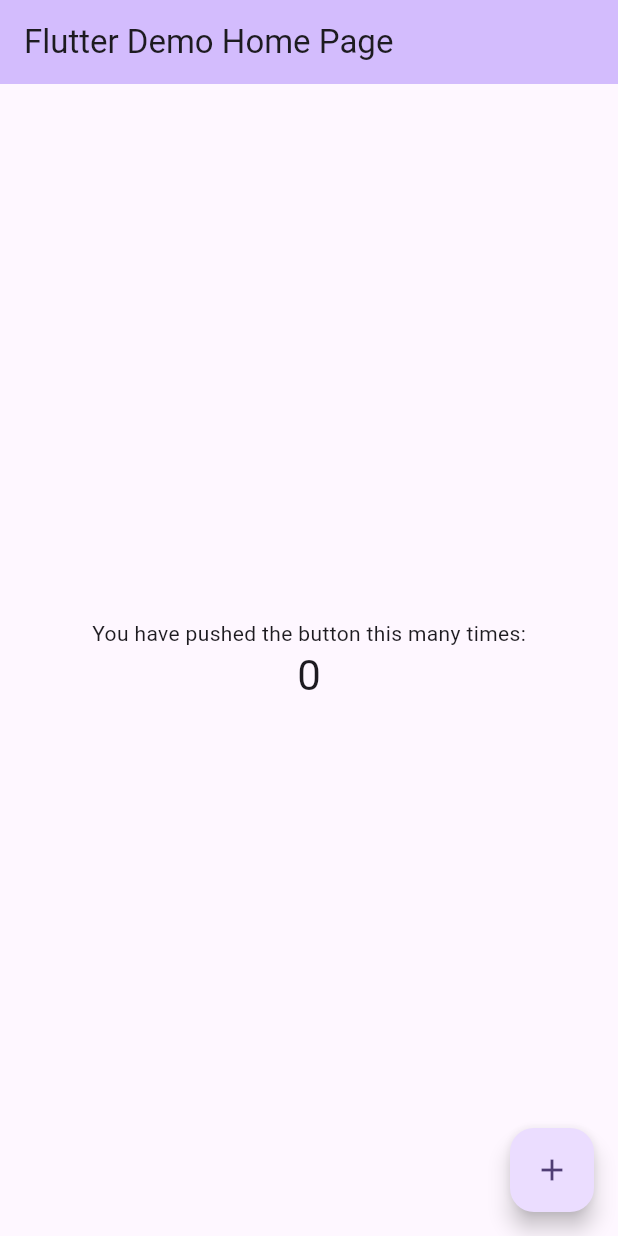
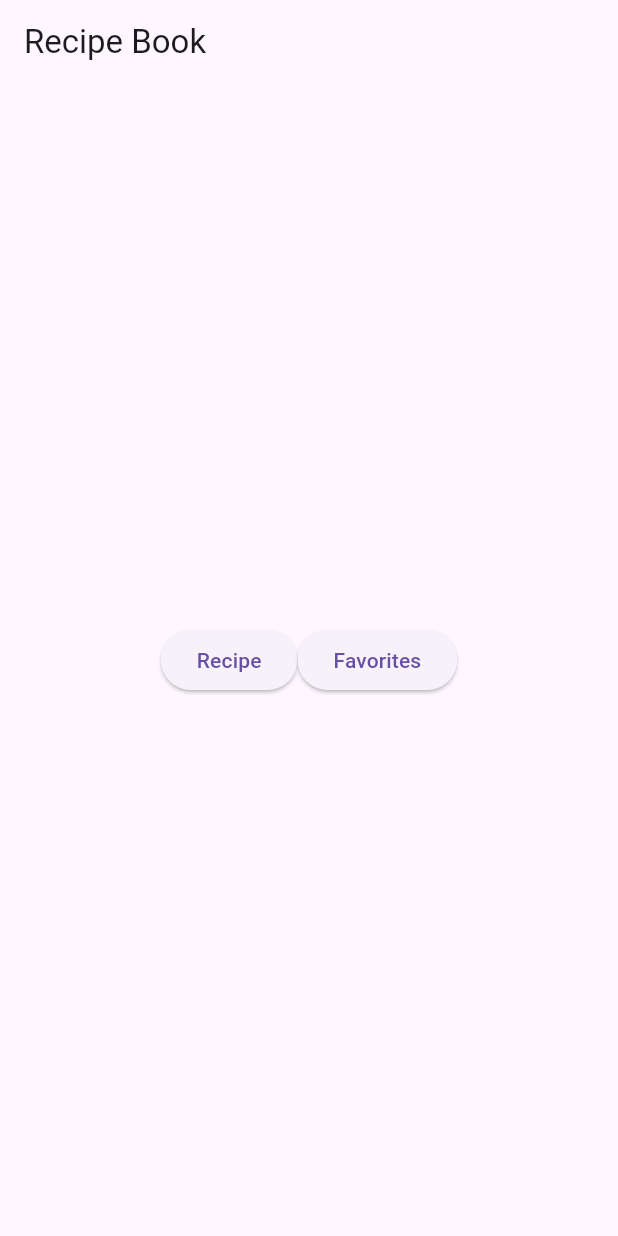
Before and after one commit to frastydragon/Recipe, a Flutter app: the screen it shows after launch, on a phone screen of 412 x 824 dp. Run offline on Flutter 3.47's test engine with Material 3 defaults, Android fonts, the phone set to English and light mode, and no system bars.

Commit message:
Added the 3 screens and the buttons to go back and forth between the three screens

```diff
--- a/recipe_book/lib/main.dart
+++ b/recipe_book/lib/main.dart
@@ -1,125 +1,92 @@
 import 'package:flutter/material.dart';
 
 void main() {
-  runApp(const MyApp());
+  //runApp(const HomeScreen());
+  runApp(const MaterialApp(
+  title: 'Navigation Basics',
+  home: HomeScreen(),
+  ));
 }
 
-class MyApp extends StatelessWidget {
-  const MyApp({super.key});
+class HomeScreen extends StatelessWidget {
+  const HomeScreen({super.key});
 
-  // This widget is the root of your application.
   @override
   Widget build(BuildContext context) {
-    return MaterialApp(
-      title: 'Flutter Demo',
-      theme: ThemeData(
-        // This is the theme of your application.
-        //
-        // TRY THIS: Try running your application with "flutter run". You'll see
-        // the application has a purple toolbar. Then, without quitting the app,
-        // try changing the seedColor in the colorScheme below to Colors.green
-        // and then invoke "hot reload" (save your changes or press the "hot
-        // reload" button in a Flutter-supported IDE, or press "r" if you used
-        // the command line to start the app).
-        //
-        // Notice that the counter didn't reset back to zero; the application
-        // state is not lost during the reload. To reset the state, use hot
-        // restart instead.
-        //
-        // This works for code too, not just values: Most code changes can be
-        // tested with just a hot reload.
-        colorScheme: ColorScheme.fromSeed(seedColor: Colors.deepPurple),
-        useMaterial3: true,
+    return Scaffold(
+      appBar: AppBar(
+        title: const Text(textAlign: TextAlign.center, 'Recipe Book'),
       ),
-      home: const MyHomePage(title: 'Flutter Demo Home Page'),
+      body: Center(
+        child: Row(
+          mainAxisAlignment: MainAxisAlignment.center,
+          children: <Widget>[
+            ElevatedButton(
+              onPressed: () {
+                Navigator.push(
+                context,
+                MaterialPageRoute(builder: (context) => const DetailScreen()),
+                );
+              },
+              child:  const Text('Recipe'),
+            ),
+
+            ElevatedButton(
+              child: const Text('Favorites'),
+              onPressed: () {
+                Navigator.push(
+                  context,
+                  MaterialPageRoute(builder: (context) => const FavoriteScreen()),
+                );
+              },
+            ) ,
+          ]
+        ),
+      )
     );
   }
 }
 
-class MyHomePage extends StatefulWidget {
-  const MyHomePage({super.key, required this.title});
-
-  // This widget is the home page of your application. It is stateful, meaning
-  // that it has a State object (defined below) that contains fields that affect
-  // how it looks.
-
-  // This class is the configuration for the state. It holds the values (in this
-  // case the title) provided by the parent (in this case the App widget) and
-  // used by the build method of the State. Fields in a Widget subclass are
-  // always marked "final".
-
-  final String title;
-
-  @override
-  State<MyHomePage> createState() => _MyHomePageState();
-}
-
-class _MyHomePageState extends State<MyHomePage> {
-  int _counter = 0;
-
-  void _incrementCounter() {
-    setState(() {
-      // This call to setState tells the Flutter framework that something has
-      // changed in this State, which causes it to rerun the build method below
-      // so that the display can reflect the updated values. If we changed
-      // _counter without calling setState(), then the build method would not be
-      // called again, and so nothing would appear to happen.
-      _counter++;
-    });
-  }
+class DetailScreen extends StatelessWidget {
+  const DetailScreen({super.key});
 
   @override
   Widget build(BuildContext context) {
-    // This method is rerun every time setState is called, for instance as done
-    // by the _incrementCounter method above.
-    //
-    // The Flutter framework has been optimized to make rerunning build methods
-    // fast, so that you can just rebuild anything that needs updating rather
-    // than having to individually change instances of widgets.
     return Scaffold(
       appBar: AppBar(
-        // TRY THIS: Try changing the color here to a specific color (to
-        // Colors.amber, perhaps?) and trigger a hot reload to see the AppBar
-        // change color while the other colors stay the same.
-        backgroundColor: Theme.of(context).colorScheme.inversePrimary,
-        // Here we take the value from the MyHomePage object that was created by
-        // the App.build method, and use it to set our appbar title.
-        title: Text(widget.title),
+        title: const Text('Details'),
       ),
       body: Center(
-        // Center is a layout widget. It takes a single child and positions it
-        // in the middle of the parent.
-        child: Column(
-          // Column is also a layout widget. It takes a list of children and
-          // arranges them vertically. By default, it sizes itself to fit its
-          // children horizontally, and tries to be as tall as its parent.
-          //
-          // Column has various properties to control how it sizes itself and
-          // how it positions its children. Here we use mainAxisAlignment to
-          // center the children vertically; the main axis here is the vertical
-          // axis because Columns are vertical (the cross axis would be
-          // horizontal).
-          //
-          // TRY THIS: Invoke "debug painting" (choose the "Toggle Debug Paint"
-          // action in the IDE, or press "p" in the console), to see the
-          // wireframe for each widget.
-          mainAxisAlignment: MainAxisAlignment.center,
-          children: <Widget>[
-            const Text(
-              'You have pushed the button this many times:',
-            ),
-            Text(
-              '$_counter',
-              style: Theme.of(context).textTheme.headlineMedium,
-            ),
-          ],
+        child: ElevatedButton(
+          onPressed: () {
+            Navigator.pop(context);
+            // Navigate back to first route when tapped.
+          },
+          child: const Text('Return'),
         ),
       ),
-      floatingActionButton: FloatingActionButton(
-        onPressed: _incrementCounter,
-        tooltip: 'Increment',
-        child: const Icon(Icons.add),
-      ), // This trailing comma makes auto-formatting nicer for build methods.
     );
   }
 }
+
+class FavoriteScreen extends StatelessWidget {
+  const FavoriteScreen({super.key});
+
+  @override
+  Widget build(BuildContext context) {
+    return Scaffold(
+      appBar: AppBar(
+        title: const Text('Favorites'),
+      ),
+      body: Center(
+        child: ElevatedButton(
+          onPressed: () {
+            Navigator.pop(context);
+            // Navigate back to first route when tapped.
+          },
+          child: const Text('Return'),
+        ),
+      ),
+    );
+  }
+}
```
